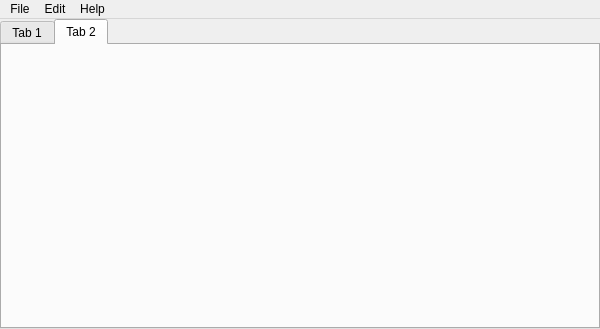
Qt form mainwindow.ui (BenDoan/BenPad) before a commit.
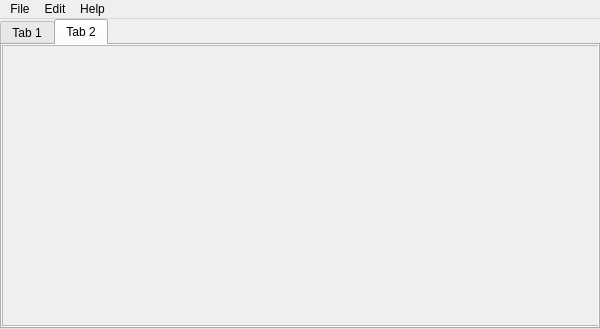
The same form after that commit. The open tabs and pages were chosen to show the change.

Commit message: tabs mostly finished

What changed in the file:
```diff
--- a/mainwindow.ui
+++ b/mainwindow.ui
@@ -58,9 +58,22 @@
        </layout>
       </widget>
       <widget class="QWidget" name="tab_4">
+       <property name="enabled">
+        <bool>false</bool>
+       </property>
        <attribute name="title">
         <string>Tab 2</string>
        </attribute>
+       <widget class="QTextEdit" name="textEdit_2">
+        <property name="geometry">
+         <rect>
+          <x>0</x>
+          <y>0</y>
+          <width>601</width>
+          <height>281</height>
+         </rect>
+        </property>
+       </widget>
       </widget>
      </widget>
     </item>
```
Left out of the diff: 8 changed lines with no effect on the pictures. The commit also changes 5 other files.
